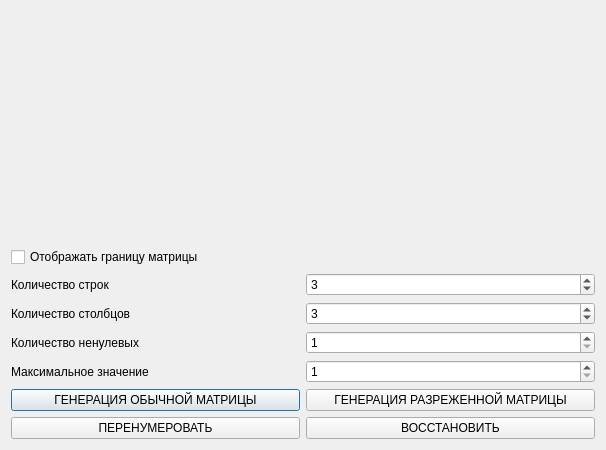
This is dialog.ui in MrTrojan52/Design-Patterns-Lab2 as Qt 5 draws it before an edit. The edited form follows.
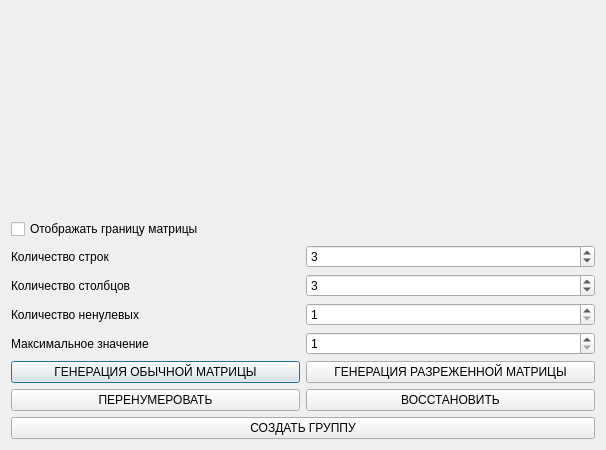
This is the edited form. Custom widgets are drawn as their Qt base class.

Commit message: Horizontal and Vertical Matrix groups

```diff
--- a/dialog.ui
+++ b/dialog.ui
@@ -147,6 +147,17 @@
      </item>
     </layout>
    </item>
+   <item>
+    <layout class="QHBoxLayout" name="horizontalLayout_7">
+     <item>
+      <widget class="QPushButton" name="objMakeGroup">
+       <property name="text">
+        <string>СОЗДАТЬ ГРУППУ</string>
+       </property>
+      </widget>
+     </item>
+    </layout>
+   </item>
   </layout>
  </widget>
  <layoutdefault spacing="6" margin="11"/>
```
The commit also changes 8 other files.
